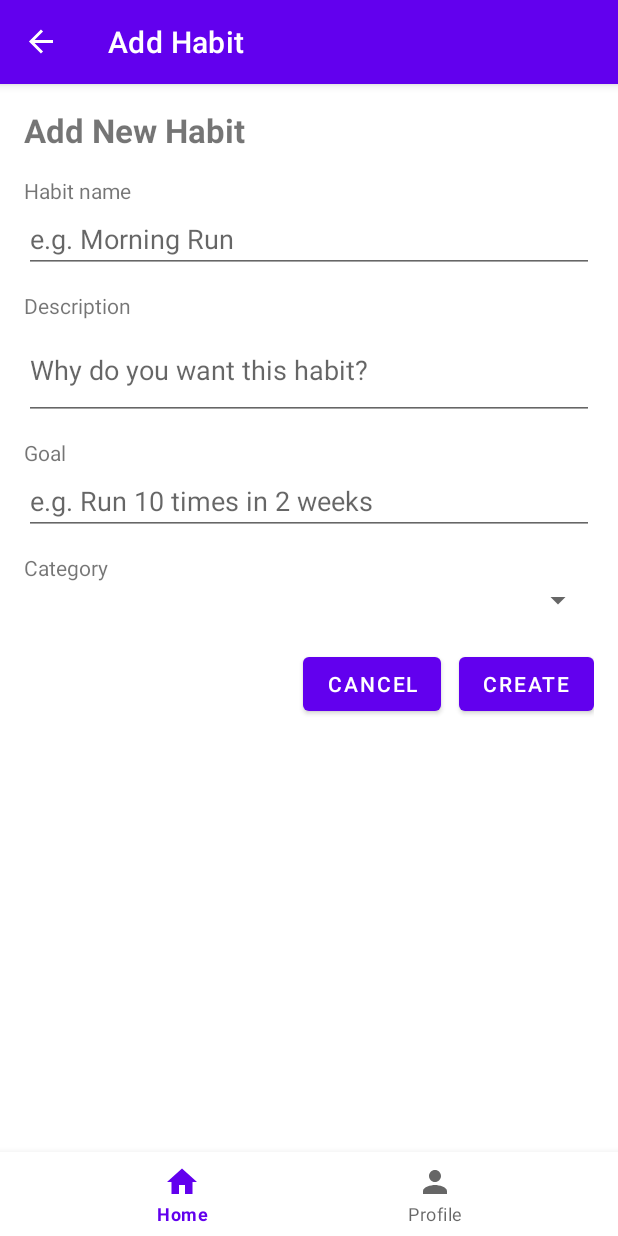
After one commit to Zsanett1/Android, an Android app: the AddHabitFragment screen opened through its navigation route, on a phone screen of 412 x 824 dp. The commit adds this screen. Run offline under Robolectric (Android 15) with nearby library versions, the phone set to English and light mode, and no system bars; our stand-ins replace navigation-ui; network calls fail.

Commit message:
Masodik checkpoint-ig minden, idoben bemutatva

```diff
--- a/app/src/main/java/com/example/activity/network/AuthApiService.kt
+++ b/app/src/main/java/com/example/activity/network/AuthApiService.kt
@@ -1,11 +1,9 @@
 package com.example.activity.network
 
+import com.example.activity.model.*
 import retrofit2.Response
 import retrofit2.http.Body
 import retrofit2.http.POST
-import com.example.activity.model.AuthRequest
-import com.example.activity.model.AuthResponse
-import com.example.activity.model.ScheduleResponse
 import retrofit2.http.GET
 import retrofit2.http.Query
 
@@ -17,4 +15,17 @@ interface ApiService {
     // Date in YYYY-MM-DD format
     @GET("/schedule/day")
     suspend fun getScheduleByDay(@Query("date") day: String): List<ScheduleResponse>
+
+    @GET("/habit/categories")
+    suspend fun getHabitCategories(): List<HabitCategory>
+
+    @POST("/habit")
+    suspend fun createHabit(@Body request: HabitCreateRequest): HabitResponse
+
+    @GET("/habit")
+    suspend fun getHabits(): List<HabitResponse>
+
+    @POST("/schedule/custom")
+    suspend fun createCustomSchedule(@Body request: CreateScheduleRequest): ScheduleResponse
+
 }
--- /dev/null
+++ b/app/src/main/java/com/example/activity/repository/HabitRepository.kt
@@ -0,0 +1,31 @@
+package com.example.activity.repository
+
+import android.content.Context
+import com.example.activity.model.HabitCategory
+import com.example.activity.model.HabitCreateRequest
+import com.example.activity.model.HabitResponse
+import com.example.activity.network.RetrofitClient
+
+class HabitRepository(context: Context) {
+
+    private val api = RetrofitClient.getInstance(context)
+
+    suspend fun getCategories(): List<HabitCategory> {
+        return api.getHabitCategories()
+    }
+
+    suspend fun createHabit(
+        name: String,
+        description: String?,
+        goal: String,
+        categoryId: Long
+    ): HabitResponse {
+        val request = HabitCreateRequest(
+            name = name,
+            description = description,
+            goal = goal,
+            categoryId = categoryId
+        )
+        return api.createHabit(request)
+    }
+}
--- /dev/null
+++ b/app/src/main/java/com/example/activity/ui/habit/AddHabitFragment.kt
@@ -0,0 +1,104 @@
+package com.example.activity.ui.habit
+
+import android.os.Bundle
+import android.view.LayoutInflater
+import android.view.View
+import android.view.ViewGroup
+import android.widget.ArrayAdapter
+import android.widget.Toast
+import androidx.fragment.app.Fragment
+import androidx.lifecycle.lifecycleScope
+import androidx.navigation.fragment.findNavController
+import com.example.activity.databinding.FragmentAddHabitBinding
+import com.example.activity.model.HabitCategory
+import com.example.activity.repository.HabitRepository
+import kotlinx.coroutines.launch
+
+class AddHabitFragment : Fragment() {
+
+    private var _binding: FragmentAddHabitBinding? = null
+    private val binding get() = _binding!!
+
+    private lateinit var repository: HabitRepository
+    private lateinit var categoryList: List<HabitCategory>
+
+    override fun onCreateView(
+        inflater: LayoutInflater, container: ViewGroup?,
+        savedInstanceState: Bundle?
+    ): View {
+        _binding = FragmentAddHabitBinding.inflate(inflater, container, false)
+        repository = HabitRepository(requireContext())
+        return binding.root
+    }
+
+    override fun onViewCreated(view: View, savedInstanceState: Bundle?) {
+        super.onViewCreated(view, savedInstanceState)
+
+        loadCategories()
+
+        binding.btnCreateHabit.setOnClickListener { createHabit() }
+
+        binding.btnCancelHabit.setOnClickListener {
+            findNavController().popBackStack()
+        }
+    }
+
+    private fun loadCategories() {
+        lifecycleScope.launch {
+            try {
+                categoryList = repository.getCategories()
+
+                val names = categoryList.map { it.name }
+
+                val adapter = ArrayAdapter(
+                    requireContext(),
+                    android.R.layout.simple_spinner_item,
+                    names
+                )
+                adapter.setDropDownViewResource(android.R.layout.simple_spinner_dropdown_item)
+                binding.spinnerCategory.adapter = adapter
+
+            } catch (e: Exception) {
+                Toast.makeText(requireContext(), "Failed to load categories", Toast.LENGTH_LONG).show()
+            }
+        }
+    }
+
+    private fun createHabit() {
+
+        val name = binding.etHabitName.text.toString()
+        val desc = binding.etHabitDescription.text.toString()
+        val goal = binding.etHabitGoal.text.toString()
+        val selectedCategoryIndex = binding.spinnerCategory.selectedItemPosition
+
+        if (name.isEmpty() || goal.isEmpty()) {
+            Toast.makeText(requireContext(), "Name and Goal are required", Toast.LENGTH_SHORT).show()
+            return
+        }
+
+        val categoryId = categoryList[selectedCategoryIndex].id
+
+        lifecycleScope.launch {
+            try {
+                repository.createHabit(
+                    name = name,
+                    description = desc,
+                    goal = goal,
+                    categoryId = categoryId
+                )
+
+                Toast.makeText(requireContext(), "Habit created!", Toast.LENGTH_SHORT).show()
+
+                findNavController().popBackStack()
+
+            } catch (e: Exception) {
+                Toast.makeText(requireContext(), "Failed: ${e.message}", Toast.LENGTH_LONG).show()
+            }
+        }
+    }
+
+    override fun onDestroyView() {
+        super.onDestroyView()
+        _binding = null
+    }
+}
--- /dev/null
+++ b/app/src/main/res/layout/fragment_add_habit.xml
@@ -0,0 +1,103 @@
+<?xml version="1.0" encoding="utf-8"?>
+<ScrollView xmlns:android="http://schemas.android.com/apk/res/android"
+            xmlns:tools="http://schemas.android.com/tools"
+            android:layout_width="match_parent"
+            android:layout_height="match_parent"
+            android:fillViewport="true"
+            tools:context=".ui.habit.AddHabitFragment">
+
+    <LinearLayout
+            android:layout_width="match_parent"
+            android:layout_height="wrap_content"
+            android:orientation="vertical"
+            android:padding="16dp">
+
+        <!-- Title -->
+        <TextView
+                android:id="@+id/tvAddHabitTitle"
+                android:layout_width="wrap_content"
+                android:layout_height="wrap_content"
+                android:text="Add New Habit"
+                android:textSize="22sp"
+                android:textStyle="bold"
+                android:layout_marginBottom="16dp" />
+
+        <!-- Habit Name -->
+        <TextView
+                android:layout_width="wrap_content"
+                android:layout_height="wrap_content"
+                android:text="Habit name" />
+
+        <EditText
+                android:id="@+id/etHabitName"
+                android:layout_width="match_parent"
+                android:layout_height="wrap_content"
+                android:hint="e.g. Morning Run"
+                android:inputType="textPersonName"
+                android:layout_marginBottom="12dp" />
+
+        <!-- Description -->
+        <TextView
+                android:layout_width="wrap_content"
+                android:layout_height="wrap_content"
+                android:text="Description" />
+
+        <EditText
+                android:id="@+id/etHabitDescription"
+                android:layout_width="match_parent"
+                android:layout_height="wrap_content"
+                android:hint="Why do you want this habit?"
+                android:inputType="textMultiLine"
+                android:minLines="2"
+                android:layout_marginBottom="12dp" />
+
+        <!-- Goal -->
+        <TextView
+                android:layout_width="wrap_content"
+                android:layout_height="wrap_content"
+                android:text="Goal" />
+
+        <EditText
+                android:id="@+id/etHabitGoal"
+                android:layout_width="match_parent"
+                android:layout_height="wrap_content"
+                android:hint="e.g. Run 10 times in 2 weeks"
+                android:inputType="text"
+                android:layout_marginBottom="12dp" />
+
+        <!-- Category -->
+        <TextView
+                android:layout_width="wrap_content"
+                android:layout_height="wrap_content"
+                android:text="Category" />
+
+        <Spinner
+                android:id="@+id/spinnerCategory"
+                android:layout_width="match_parent"
+                android:layout_height="wrap_content"
+                android:layout_marginBottom="20dp" />
+
+        <!-- Buttons row -->
+        <LinearLayout
+                android:layout_width="match_parent"
+                android:layout_height="wrap_content"
+                android:orientation="horizontal"
+                android:gravity="end">
+
+            <Button
+                    android:id="@+id/btnCancelHabit"
+                    android:layout_width="wrap_content"
+                    android:layout_height="wrap_content"
+                    android:text="Cancel" />
+
+            <Button
+                    android:id="@+id/btnCreateHabit"
+                    android:layout_width="wrap_content"
+                    android:layout_height="wrap_content"
+                    android:text="Create"
+                    android:layout_marginStart="12dp" />
+        </LinearLayout>
+
+    </LinearLayout>
+
+</ScrollView>
--- a/app/src/main/res/navigation/nav_graph.xml
+++ b/app/src/main/res/navigation/nav_graph.xml
@@ -37,6 +37,18 @@
     </fragment>
 
     <fragment
+            android:id="@+id/addHabitFragment"
+            android:name="com.example.activity.ui.habit.AddHabitFragment"
+            android:label="Add Habit"
+            tools:layout="@layout/fragment_add_habit" />
+
+    <fragment
+            android:id="@+id/createScheduleFragment"
+            android:name="com.example.activity.ui.schedule.CreateScheduleFragment"
+            android:label="Create Schedule"
+            tools:layout="@layout/fragment_create_schedule" />
+
+    <fragment
             android:id="@+id/registerFragment"
             android:name="com.example.activity.ui.auth.RegisterFragment"
             android:label="Register"
```
Also changed, not shown: app/src/main/java/com/example/activity/model/CreateScheduleRequest.kt (added, +10 -0 lines), app/src/main/java/com/example/activity/model/HabitCreateRequest.kt (added, +8 -0 lines), app/src/main/java/com/example/activity/repository/ScheduleRepository.kt (+11 -0 lines), app/src/main/java/com/example/activity/ui/home/HomeFragment.kt (+10 -0 lines), app/src/main/java/com/example/activity/ui/schedule/CreateSchedule.kt (added, +182 -0 lines), app/src/main/res/layout/fragment_create_schedule.xml (added, +130 -0 lines), app/src/main/res/layout/fragment_home.xml (+39 -9 lines).
